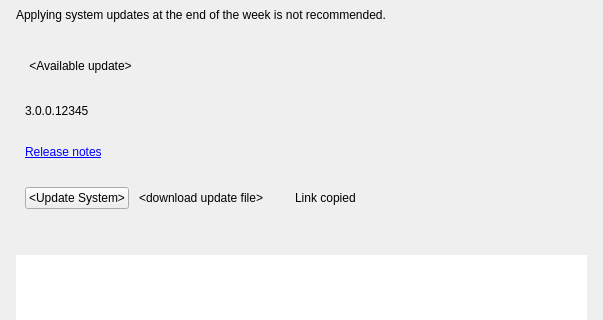
Qt form client/libclient/src/ui/widgets/system_settings/server_updates_widget.ui (networkoptix/nx_open) before a commit; both pictures show x 0 to 603 and y 0 to 320 of the 603 by 633 pixel window.
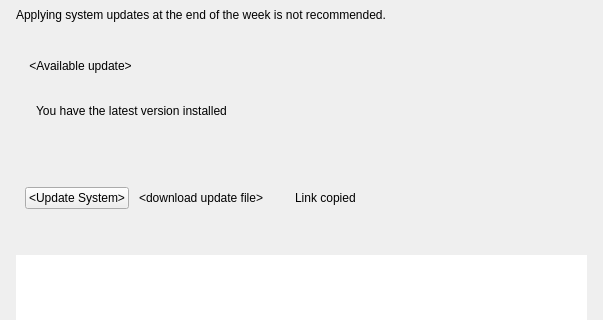
The same form after that commit. The open tabs and pages were chosen to show the change. Custom widgets are drawn as their Qt base class.

Patch:
```diff
--- a/client/libclient/src/ui/widgets/system_settings/server_updates_widget.ui
+++ b/client/libclient/src/ui/widgets/system_settings/server_updates_widget.ui
@@ -176,7 +176,7 @@
       <item>
        <widget class="QStackedWidget" name="versionStackedWidget">
         <property name="currentIndex">
-         <number>0</number>
+         <number>2</number>
         </property>
         <widget class="QWidget" name="versionPage">
          <layout class="QHBoxLayout" name="horizontalLayout_6">
@@ -209,6 +209,27 @@
           </item>
          </layout>
         </widget>
+        <widget class="QWidget" name="latestVersionPage">
+         <layout class="QHBoxLayout" name="horizontalLayout_8" stretch="0,1">
+          <property name="spacing">
+           <number>4</number>
+          </property>
+          <item>
+           <widget class="QLabel" name="latestVersionIconLabel">
+            <property name="text">
+             <string/>
+            </property>
+           </widget>
+          </item>
+          <item>
+           <widget class="QLabel" name="latestVersionBannerLabel">
+            <property name="text">
+             <string>You have the latest version installed</string>
+            </property>
+           </widget>
+          </item>
+         </layout>
+        </widget>
        </widget>
       </item>
       <item>
@@ -244,6 +265,7 @@
           </item>
          </layout>
         </widget>
+        <widget class="QWidget" name="emptyInfoPage"/>
        </widget>
       </item>
       <item>
```
